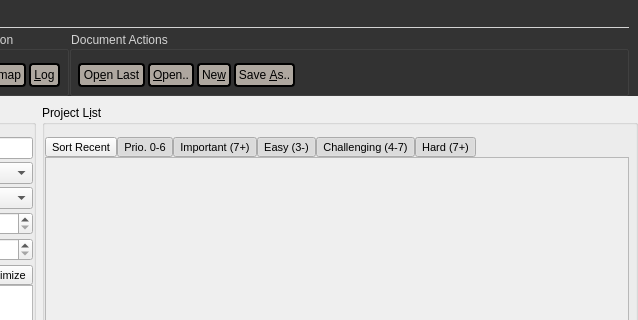
This is forms/project2.ui in skriticos/nelia1 as Qt 5 draws it before an edit; both pictures show x 162 to 800 and y 0 to 320 of the 800 by 600 pixel window. The edited form follows.
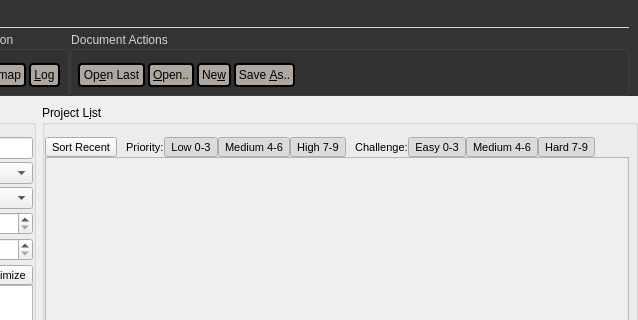
This is the edited form.

```diff
--- a/forms/project2.ui
+++ b/forms/project2.ui
@@ -810,7 +810,52 @@
           <property name="spacing">
            <number>0</number>
           </property>
-          <item row="1" column="0" colspan="8">
+          <item row="0" column="2">
+           <widget class="QLabel" name="label_8">
+            <property name="font">
+             <font>
+              <pointsize>8</pointsize>
+             </font>
+            </property>
+            <property name="text">
+             <string>   Priority:</string>
+            </property>
+           </widget>
+          </item>
+          <item row="0" column="6">
+           <widget class="QLabel" name="label_9">
+            <property name="font">
+             <font>
+              <pointsize>8</pointsize>
+             </font>
+            </property>
+            <property name="text">
+             <string>   Challenge:</string>
+            </property>
+           </widget>
+          </item>
+          <item row="0" column="10">
+           <widget class="QToolButton" name="btn_challenge_hard">
+            <property name="enabled">
+             <bool>true</bool>
+            </property>
+            <property name="font">
+             <font>
+              <pointsize>8</pointsize>
+             </font>
+            </property>
+            <property name="text">
+             <string>Hard 7-9</string>
+            </property>
+            <property name="checkable">
+             <bool>true</bool>
+            </property>
+            <property name="checked">
+             <bool>true</bool>
+            </property>
+           </widget>
+          </item>
+          <item row="1" column="0" colspan="12">
            <widget class="QTableView" name="tbl_project_list">
             <property name="enabled">
              <bool>false</bool>
@@ -837,8 +882,8 @@
             </property>
            </widget>
           </item>
-          <item row="0" column="5">
-           <widget class="QToolButton" name="btn_challenging">
+          <item row="0" column="9">
+           <widget class="QToolButton" name="btn_challenge_medium">
             <property name="enabled">
              <bool>true</bool>
             </property>
@@ -848,70 +893,7 @@
              </font>
             </property>
             <property name="text">
-             <string>Challenging (4-7)</string>
-            </property>
-            <property name="checkable">
-             <bool>true</bool>
-            </property>
-            <property name="checked">
-             <bool>true</bool>
-            </property>
-           </widget>
-          </item>
-          <item row="0" column="6">
-           <widget class="QToolButton" name="btn_hard">
-            <property name="enabled">
-             <bool>true</bool>
-            </property>
-            <property name="font">
-             <font>
-              <pointsize>8</pointsize>
-             </font>
-            </property>
-            <property name="text">
-             <string>Hard (7+)</string>
-            </property>
-            <property name="checkable">
-             <bool>true</bool>
-            </property>
-            <property name="checked">
-             <bool>true</bool>
-            </property>
-           </widget>
-          </item>
-          <item row="0" column="4">
-           <widget class="QToolButton" name="btn_easy">
-            <property name="enabled">
-             <bool>true</bool>
-            </property>
-            <property name="font">
-             <font>
-              <pointsize>8</pointsize>
-             </font>
-            </property>
-            <property name="text">
-             <string>Easy (3-)</string>
-            </property>
-            <property name="checkable">
-             <bool>true</bool>
-            </property>
-            <property name="checked">
-             <bool>true</bool>
-            </property>
-           </widget>
-          </item>
-          <item row="0" column="2">
-           <widget class="QToolButton" name="btn_unimportant">
-            <property name="enabled">
-             <bool>true</bool>
-            </property>
-            <property name="font">
-             <font>
-              <pointsize>8</pointsize>
-             </font>
-            </property>
-            <property name="text">
-             <string>Prio. 0-6</string>
+             <string>Medium 4-6</string>
             </property>
             <property name="checkable">
              <bool>true</bool>
@@ -922,6 +904,48 @@
            </widget>
           </item>
           <item row="0" column="7">
+           <widget class="QToolButton" name="btn_challenge_low">
+            <property name="enabled">
+             <bool>true</bool>
+            </property>
+            <property name="font">
+             <font>
+              <pointsize>8</pointsize>
+             </font>
+            </property>
+            <property name="text">
+             <string>Easy 0-3</string>
+            </property>
+            <property name="checkable">
+             <bool>true</bool>
+            </property>
+            <property name="checked">
+             <bool>true</bool>
+            </property>
+           </widget>
+          </item>
+          <item row="0" column="3">
+           <widget class="QToolButton" name="btn_prio_low">
+            <property name="enabled">
+             <bool>true</bool>
+            </property>
+            <property name="font">
+             <font>
+              <pointsize>8</pointsize>
+             </font>
+            </property>
+            <property name="text">
+             <string>Low 0-3</string>
+            </property>
+            <property name="checkable">
+             <bool>true</bool>
+            </property>
+            <property name="checked">
+             <bool>true</bool>
+            </property>
+           </widget>
+          </item>
+          <item row="0" column="11">
            <spacer name="horizontalSpacer_3">
             <property name="orientation">
              <enum>Qt::Horizontal</enum>
@@ -952,8 +976,8 @@
             </property>
            </widget>
           </item>
-          <item row="0" column="3">
-           <widget class="QToolButton" name="btn_important">
+          <item row="0" column="5">
+           <widget class="QToolButton" name="btn_prio_high">
             <property name="enabled">
              <bool>true</bool>
             </property>
@@ -963,7 +987,25 @@
              </font>
             </property>
             <property name="text">
-             <string>Important (7+)</string>
+             <string>High 7-9</string>
+            </property>
+            <property name="checkable">
+             <bool>true</bool>
+            </property>
+            <property name="checked">
+             <bool>true</bool>
+            </property>
+           </widget>
+          </item>
+          <item row="0" column="4">
+           <widget class="QToolButton" name="btn_prio_medium">
+            <property name="font">
+             <font>
+              <pointsize>8</pointsize>
+             </font>
+            </property>
+            <property name="text">
+             <string>Medium 4-6</string>
             </property>
             <property name="checkable">
              <bool>true</bool>
```
Left out of the diff: 13 changed lines with no effect on the pictures.
